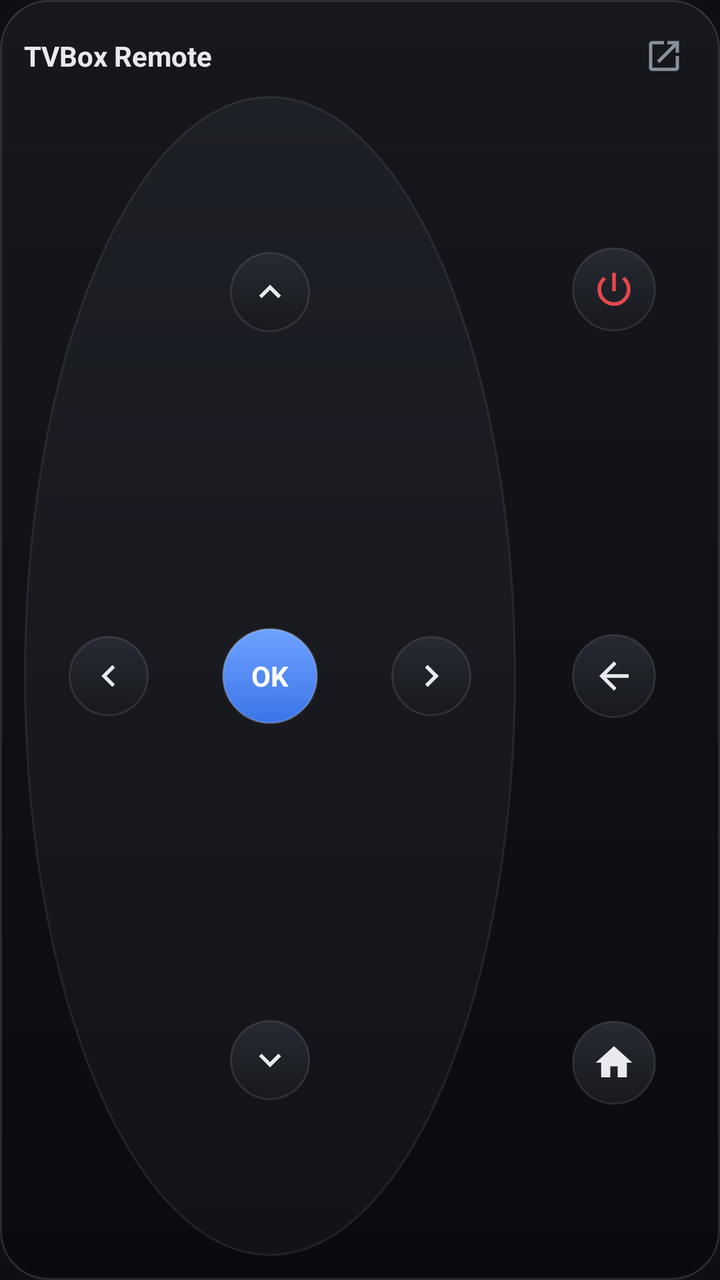
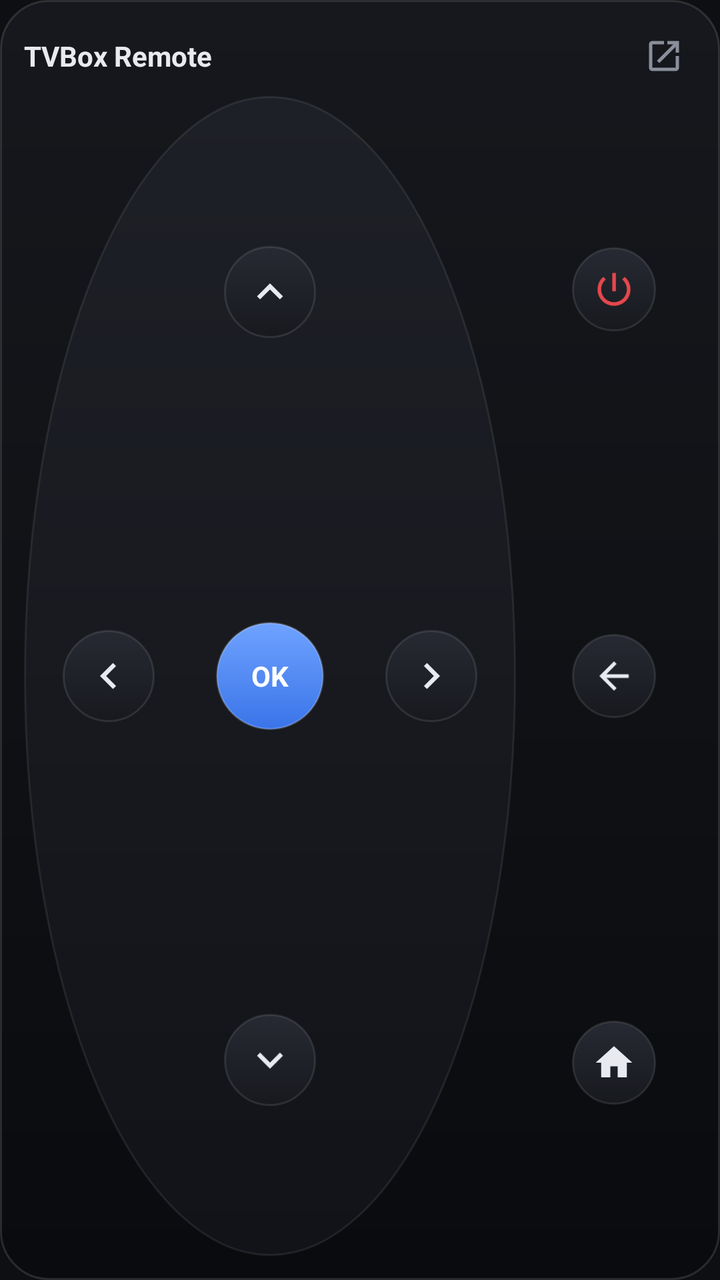

Compare the two renders of this Android layout. The source of the first and the diff that turns it into the second are given below.
<!-- AndroidManifest.xml: application theme Theme.TVBoxRemote -->
<!-- res/layout/widget_card.xml -->
<?xml version="1.0" encoding="utf-8"?>
<LinearLayout xmlns:android="http://schemas.android.com/apk/res/android"
    xmlns:tools="http://schemas.android.com/tools"
    android:id="@+id/w_card_root"
    android:layout_width="match_parent"
    android:layout_height="match_parent"
    android:background="@drawable/widget_bg"
    android:orientation="vertical"
    android:padding="12dp"
    tools:ignore="NestedWeights,UselessLeaf">

    <LinearLayout
        android:id="@+id/w_header"
        android:layout_width="match_parent"
        android:layout_height="wrap_content"
        android:gravity="center_vertical"
        android:minHeight="32dp"
        android:orientation="horizontal">

        <TextView
            android:id="@+id/w_name"
            android:layout_width="0dp"
            android:layout_height="wrap_content"
            android:layout_weight="1"
            android:ellipsize="end"
            android:maxLines="1"
            android:text="@string/app_name"
            android:textColor="#E8EAF0"
            android:textSize="14sp"
            android:textStyle="bold" />

        <ImageView
            android:id="@+id/w_next"
            android:layout_width="20dp"
            android:layout_height="20dp"
            android:layout_marginStart="4dp"
            android:contentDescription="@string/widget_next_device"
            android:src="@drawable/ic_w_next"
            android:visibility="gone" />

        <ImageView
            android:id="@+id/w_open"
            android:layout_width="32dp"
            android:layout_height="32dp"
            android:layout_marginStart="6dp"
            android:contentDescription="@string/widget_open_app"
            android:padding="6dp"
            android:src="@drawable/ic_w_open" />
    </LinearLayout>

    <TextView
        android:id="@+id/w_message"
        android:layout_width="match_parent"
        android:layout_height="wrap_content"
        android:ellipsize="end"
        android:maxLines="1"
        android:textColor="#F5A524"
        android:textSize="11sp"
        android:visibility="gone" />

    <LinearLayout
        android:layout_width="match_parent"
        android:layout_height="0dp"
        android:layout_marginTop="4dp"
        android:layout_weight="1"
        android:baselineAligned="false"
        android:orientation="horizontal">

        <LinearLayout
            android:layout_width="0dp"
            android:layout_height="match_parent"
            android:layout_weight="3"
            android:background="@drawable/widget_ring"
            android:orientation="vertical"
            android:padding="2dp">
            <LinearLayout
            android:layout_width="match_parent"
            android:layout_height="0dp"
            android:layout_weight="1"
            android:baselineAligned="false"
            android:orientation="horizontal">
            <FrameLayout
                android:layout_width="0dp"
                android:layout_height="match_parent"
                android:layout_weight="1" /><FrameLayout
                android:layout_width="0dp"
                android:layout_height="match_parent"
                android:layout_weight="1">
                <ImageView
                android:id="@+id/w_up"
                android:contentDescription="@string/key_up"
                android:layout_width="40dp"
                android:layout_height="40dp"
                android:layout_gravity="center"
                android:background="@drawable/widget_btn"
                android:padding="9dp"
                android:scaleType="fitCenter"
                android:src="@drawable/ic_w_up" />
            </FrameLayout><FrameLayout
                android:layout_width="0dp"
                android:layout_height="match_parent"
                android:layout_weight="1" />
        </LinearLayout>
            <LinearLayout
            android:layout_width="match_parent"
            android:layout_height="0dp"
            android:layout_weight="1"
            android:baselineAligned="false"
            android:orientation="horizontal">
            <FrameLayout
                android:layout_width="0dp"
                android:layout_height="match_parent"
                android:layout_weight="1">
                <ImageView
                android:id="@+id/w_left"
                android:contentDescription="@string/key_left"
                android:layout_width="40dp"
                android:layout_height="40dp"
                android:layout_gravity="center"
                android:background="@drawable/widget_btn"
                android:padding="9dp"
                android:scaleType="fitCenter"
                android:src="@drawable/ic_w_left" />
            </FrameLayout><FrameLayout
                android:layout_width="0dp"
                android:layout_height="match_parent"
                android:layout_weight="1">
                <TextView
                android:id="@+id/w_ok"
                android:layout_width="48dp"
                android:layout_height="48dp"
                android:layout_gravity="center"
                android:background="@drawable/widget_btn_ok"
                android:gravity="center"
                android:text="@string/key_ok"
                android:textColor="#FFFFFF"
                android:textSize="14sp"
                android:textStyle="bold" />
            </FrameLayout><FrameLayout
                android:layout_width="0dp"
                android:layout_height="match_parent"
                android:layout_weight="1">
                <ImageView
                android:id="@+id/w_right"
                android:contentDescription="@string/key_right"
                android:layout_width="40dp"
                android:layout_height="40dp"
                android:layout_gravity="center"
                android:background="@drawable/widget_btn"
                android:padding="9dp"
                android:scaleType="fitCenter"
                android:src="@drawable/ic_w_right" />
            </FrameLayout>
        </LinearLayout>
            <LinearLayout
            android:layout_width="match_parent"
            android:layout_height="0dp"
            android:layout_weight="1"
            android:baselineAligned="false"
            android:orientation="horizontal">
            <FrameLayout
                android:layout_width="0dp"
                android:layout_height="match_parent"
                android:layout_weight="1" /><FrameLayout
                android:layout_width="0dp"
                android:layout_height="match_parent"
                android:layout_weight="1">
                <ImageView
                android:id="@+id/w_down"
                android:contentDescription="@string/key_down"
                android:layout_width="40dp"
                android:layout_height="40dp"
                android:layout_gravity="center"
                android:background="@drawable/widget_btn"
                android:padding="9dp"
                android:scaleType="fitCenter"
                android:src="@drawable/ic_w_down" />
            </FrameLayout><FrameLayout
                android:layout_width="0dp"
                android:layout_height="match_parent"
                android:layout_weight="1" />
        </LinearLayout>
        </LinearLayout>

        <LinearLayout
            android:layout_width="0dp"
            android:layout_height="match_parent"
            android:layout_marginStart="8dp"
            android:layout_weight="1"
            android:orientation="vertical">
            <FrameLayout
            android:layout_width="match_parent"
            android:layout_height="0dp"
            android:layout_weight="1">
            <ImageView
                android:id="@+id/w_power"
                android:contentDescription="@string/key_power"
                android:layout_width="42dp"
                android:layout_height="42dp"
                android:layout_gravity="center"
                android:background="@drawable/widget_btn"
                android:padding="10dp"
                android:scaleType="fitCenter"
                android:src="@drawable/ic_w_power" />
        </FrameLayout>
            <FrameLayout
            android:layout_width="match_parent"
            android:layout_height="0dp"
            android:layout_weight="1">
            <ImageView
                android:id="@+id/w_back"
                android:contentDescription="@string/key_back"
                android:layout_width="42dp"
                android:layout_height="42dp"
                android:layout_gravity="center"
                android:background="@drawable/widget_btn"
                android:padding="10dp"
                android:scaleType="fitCenter"
                android:src="@drawable/ic_w_back" />
        </FrameLayout>
            <FrameLayout
            android:layout_width="match_parent"
            android:layout_height="0dp"
            android:layout_weight="1">
            <ImageView
                android:id="@+id/w_home"
                android:contentDescription="@string/key_home"
                android:layout_width="42dp"
                android:layout_height="42dp"
                android:layout_gravity="center"
                android:background="@drawable/widget_btn"
                android:padding="10dp"
                android:scaleType="fitCenter"
                android:src="@drawable/ic_w_home" />
        </FrameLayout>
        </LinearLayout>
    </LinearLayout>
</LinearLayout>
<!-- resources referenced by this layout -->
<resources>
  <!-- drawable ic_w_back (drawable) -->
  <vector xmlns:android="http://schemas.android.com/apk/res/android"
      android:width="24dp"
      android:height="24dp"
      android:viewportWidth="24"
      android:viewportHeight="24">
      <path
          android:fillColor="#E8EAF0"
          android:pathData="M20,11H7.83l5.59,-5.59L12,4l-8,8 8,8 1.41,-1.41L7.83,13H20v-2z" />
  </vector>
  <!-- drawable ic_w_down (drawable) -->
  <vector xmlns:android="http://schemas.android.com/apk/res/android"
      android:width="24dp"
      android:height="24dp"
      android:viewportWidth="24"
      android:viewportHeight="24">
      <path
          android:fillColor="#E8EAF0"
          android:pathData="M7.41,8.59L12,13.17l4.59,-4.58L18,10l-6,6 -6,-6 1.41,-1.41z" />
  </vector>
  <!-- drawable ic_w_home (drawable) -->
  <vector xmlns:android="http://schemas.android.com/apk/res/android"
      android:width="24dp"
      android:height="24dp"
      android:viewportWidth="24"
      android:viewportHeight="24">
      <path
          android:fillColor="#E8EAF0"
          android:pathData="M10,20v-6h4v6h5v-8h3L12,3 2,12h3v8z" />
  </vector>
  <!-- drawable ic_w_left (drawable) -->
  <vector xmlns:android="http://schemas.android.com/apk/res/android"
      android:width="24dp"
      android:height="24dp"
      android:viewportWidth="24"
      android:viewportHeight="24">
      <path
          android:fillColor="#E8EAF0"
          android:pathData="M15.41,16.59L10.83,12l4.58,-4.59L14,6l-6,6 6,6 1.41,-1.41z" />
  </vector>
  <!-- drawable ic_w_next (drawable) -->
  <vector xmlns:android="http://schemas.android.com/apk/res/android"
      android:width="24dp"
      android:height="24dp"
      android:viewportWidth="24"
      android:viewportHeight="24">
      <path
          android:fillColor="#8A8F9C"
          android:pathData="M16,17.01V10h-2v7.01h-3L15,21l4,-4h-3zM9,3L5,6.99h3V14h2V6.99h3L9,3z" />
  </vector>
  <!-- drawable ic_w_right (drawable) -->
  <vector xmlns:android="http://schemas.android.com/apk/res/android"
      android:width="24dp"
      android:height="24dp"
      android:viewportWidth="24"
      android:viewportHeight="24">
      <path
          android:fillColor="#E8EAF0"
          android:pathData="M8.59,16.59L13.17,12 8.59,7.41 10,6l6,6 -6,6 -1.41,-1.41z" />
  </vector>
  <!-- drawable ic_w_up (drawable) -->
  <vector xmlns:android="http://schemas.android.com/apk/res/android"
      android:width="24dp"
      android:height="24dp"
      android:viewportWidth="24"
      android:viewportHeight="24">
      <path
          android:fillColor="#E8EAF0"
          android:pathData="M7.41,15.41L12,10.83l4.59,4.58L18,14l-6,-6 -6,6z" />
  </vector>
  <!-- drawable widget_ring (drawable) -->
  <?xml version="1.0" encoding="utf-8"?>
  <shape xmlns:android="http://schemas.android.com/apk/res/android" android:shape="oval">
      <gradient android:angle="270" android:endColor="#121318" android:startColor="#1E2027" />
      <stroke android:width="1dp" android:color="#14FFFFFF" />
  </shape>
  <string name="app_name" translatable="false">TVBox Remote</string>
  <string name="key_back">Back</string>
  <string name="key_down">Down</string>
  <string name="key_home">Home</string>
  <string name="key_left">Left</string>
  <string name="key_ok">OK</string>
  <string name="key_power">Power</string>
  <string name="key_right">Right</string>
  <string name="key_up">Up</string>
  <string name="widget_next_device">Next device</string>
  <string name="widget_open_app">Open the app</string>
  <style name="Theme.TVBoxRemote" parent="Theme.AppCompat.DayNight.NoActionBar">
          <item name="android:windowBackground">@color/background</item>
          <item name="android:statusBarColor">@color/background</item>
          <item name="android:navigationBarColor">@color/background</item>
      </style>
  <color name="background">#FF0E0F12</color>
  <!-- unchanged entries left out for length: 5 -->
</resources>

<!-- the commit's change to res/layout/widget_card.xml (unified diff, before → after) -->
@@ -66,6 +66,7 @@
         android:baselineAligned="false"
         android:orientation="horizontal">
 
+        
         <LinearLayout
             android:layout_width="0dp"
             android:layout_height="match_parent"
@@ -74,112 +75,136 @@
             android:orientation="vertical"
             android:padding="2dp">
             <LinearLayout
-            android:layout_width="match_parent"
-            android:layout_height="0dp"
-            android:layout_weight="1"
-            android:baselineAligned="false"
-            android:orientation="horizontal">
-            <FrameLayout
-                android:layout_width="0dp"
-                android:layout_height="match_parent"
-                android:layout_weight="1" /><FrameLayout
-                android:layout_width="0dp"
-                android:layout_height="match_parent"
-                android:layout_weight="1">
-                <ImageView
-                android:id="@+id/w_up"
-                android:contentDescription="@string/key_up"
-                android:layout_width="40dp"
-                android:layout_height="40dp"
-                android:layout_gravity="center"
-                android:background="@drawable/widget_btn"
-                android:padding="9dp"
-                android:scaleType="fitCenter"
-                android:src="@drawable/ic_w_up" />
-            </FrameLayout><FrameLayout
-                android:layout_width="0dp"
-                android:layout_height="match_parent"
-                android:layout_weight="1" />
-        </LinearLayout>
+                android:layout_width="match_parent"
+                android:layout_height="0dp"
+                android:layout_weight="1"
+                android:baselineAligned="false"
+                android:orientation="horizontal">
+                <FrameLayout
+                    android:layout_width="0dp"
+                    android:layout_height="match_parent"
+                    android:layout_weight="1" />
+                <FrameLayout
+                    android:id="@+id/w_up"
+                    android:layout_width="0dp"
+                    android:layout_height="match_parent"
+                    android:layout_weight="1"
+                    android:contentDescription="@string/key_up">
+                    <ImageView
+                        android:id="@+id/w_up_btn"
+                        android:layout_width="46dp"
+                        android:layout_height="46dp"
+                        android:layout_gravity="center"
+                        android:background="@drawable/widget_btn"
+                        android:duplicateParentState="true"
+                        android:importantForAccessibility="no"
+                        android:padding="10dp"
+                        android:scaleType="fitCenter"
+                        android:src="@drawable/ic_w_up" />
+                </FrameLayout>
+                <FrameLayout
+                    android:layout_width="0dp"
+                    android:layout_height="match_parent"
+                    android:layout_weight="1" />
+            </LinearLayout>
+
             <LinearLayout
-            android:layout_width="match_parent"
-            android:layout_height="0dp"
-            android:layout_weight="1"
-            android:baselineAligned="false"
-            android:orientation="horizontal">
-            <FrameLayout
-                android:layout_width="0dp"
-                android:layout_height="match_parent"
-                android:layout_weight="1">
-                <ImageView
-                android:id="@+id/w_left"
-                android:contentDescription="@string/key_left"
-                android:layout_width="40dp"
-                android:layout_height="40dp"
-                android:layout_gravity="center"
-                android:background="@drawable/widget_btn"
-                android:padding="9dp"
-                android:scaleType="fitCenter"
-                android:src="@drawable/ic_w_left" />
-            </FrameLayout><FrameLayout
-                android:layout_width="0dp"
-                android:layout_height="match_parent"
-                android:layout_weight="1">
-                <TextView
-                android:id="@+id/w_ok"
-                android:layout_width="48dp"
-                android:layout_height="48dp"
-                android:layout_gravity="center"
-                android:background="@drawable/widget_btn_ok"
-                android:gravity="center"
-                android:text="@string/key_ok"
-                android:textColor="#FFFFFF"
-                android:textSize="14sp"
-                android:textStyle="bold" />
-            </FrameLayout><FrameLayout
-                android:layout_width="0dp"
-                android:layout_height="match_parent"
-                android:layout_weight="1">
-                <ImageView
-                android:id="@+id/w_right"
-                android:contentDescription="@string/key_right"
-                android:layout_width="40dp"
-                android:layout_height="40dp"
-                android:layout_gravity="center"
-                android:background="@drawable/widget_btn"
-                android:padding="9dp"
-                android:scaleType="fitCenter"
-                android:src="@drawable/ic_w_right" />
-            </FrameLayout>
-        </LinearLayout>
+                android:layout_width="match_parent"
+                android:layout_height="0dp"
+                android:layout_weight="1"
+                android:baselineAligned="false"
+                android:orientation="horizontal">
+                <FrameLayout
+                    android:id="@+id/w_left"
+                    android:layout_width="0dp"
+                    android:layout_height="match_parent"
+                    android:layout_weight="1"
+                    android:contentDescription="@string/key_left">
+                    <ImageView
+                        android:id="@+id/w_left_btn"
+                        android:layout_width="46dp"
+                        android:layout_height="46dp"
+                        android:layout_gravity="center"
+                        android:background="@drawable/widget_btn"
+                        android:duplicateParentState="true"
+                        android:importantForAccessibility="no"
+                        android:padding="10dp"
+                        android:scaleType="fitCenter"
+                        android:src="@drawable/ic_w_left" />
+                </FrameLayout>
+                <FrameLayout
+                    android:id="@+id/w_ok"
+                    android:layout_width="0dp"
+                    android:layout_height="match_parent"
+                    android:layout_weight="1"
+                    android:contentDescription="@string/key_ok">
+                    <TextView
+                        android:id="@+id/w_ok_btn"
+                        android:layout_width="54dp"
+                        android:layout_height="54dp"
+                        android:layout_gravity="center"
+                        android:background="@drawable/widget_btn_ok"
+                        android:duplicateParentState="true"
+                        android:gravity="center"
+                        android:importantForAccessibility="no"
+                        android:text="@string/key_ok"
+                        android:textColor="#FFFFFF"
+                        android:textSize="14sp"
+                        android:textStyle="bold" />
+                </FrameLayout>
+                <FrameLayout
+                    android:id="@+id/w_right"
+                    android:layout_width="0dp"
+                    android:layout_height="match_parent"
+                    android:layout_weight="1"
+                    android:contentDescription="@string/key_right">
+                    <ImageView
+                        android:id="@+id/w_right_btn"
+                        android:layout_width="46dp"
+                        android:layout_height="46dp"
+                        android:layout_gravity="center"
+                        android:background="@drawable/widget_btn"
+                        android:duplicateParentState="true"
+                        android:importantForAccessibility="no"
+                        android:padding="10dp"
+                        android:scaleType="fitCenter"
+                        android:src="@drawable/ic_w_right" />
+                </FrameLayout>
+            </LinearLayout>
+
             <LinearLayout
-            android:layout_width="match_parent"
-            android:layout_height="0dp"
-            android:layout_weight="1"
-            android:baselineAligned="false"
-            android:orientation="horizontal">
-            <FrameLayout
-                android:layout_width="0dp"
-                android:layout_height="match_parent"
-                android:layout_weight="1" /><FrameLayout
-                android:layout_width="0dp"
-                android:layout_height="match_parent"
-                android:layout_weight="1">
-                <ImageView
-                android:id="@+id/w_down"
-                android:contentDescription="@string/key_down"
-                android:layout_width="40dp"
-                android:layout_height="40dp"
-                android:layout_gravity="center"
-                android:background="@drawable/widget_btn"
-                android:padding="9dp"
-                android:scaleType="fitCenter"
-                android:src="@drawable/ic_w_down" />
-            </FrameLayout><FrameLayout
-                android:layout_width="0dp"
-                android:layout_height="match_parent"
-                android:layout_weight="1" />
-        </LinearLayout>
+                android:layout_width="match_parent"
+                android:layout_height="0dp"
+                android:layout_weight="1"
+                android:baselineAligned="false"
+                android:orientation="horizontal">
+                <FrameLayout
+                    android:layout_width="0dp"
+                    android:layout_height="match_parent"
+                    android:layout_weight="1" />
+                <FrameLayout
+                    android:id="@+id/w_down"
+                    android:layout_width="0dp"
+                    android:layout_height="match_parent"
+                    android:layout_weight="1"
+                    android:contentDescription="@string/key_down">
+                    <ImageView
+                        android:id="@+id/w_down_btn"
+                        android:layout_width="46dp"
+                        android:layout_height="46dp"
+                        android:layout_gravity="center"
+                        android:background="@drawable/widget_btn"
+                        android:duplicateParentState="true"
+                        android:importantForAccessibility="no"
+                        android:padding="10dp"
+                        android:scaleType="fitCenter"
+                        android:src="@drawable/ic_w_down" />
+                </FrameLayout>
+                <FrameLayout
+                    android:layout_width="0dp"
+                    android:layout_height="match_parent"
+                    android:layout_weight="1" />
+            </LinearLayout>
         </LinearLayout>
 
         <LinearLayout
